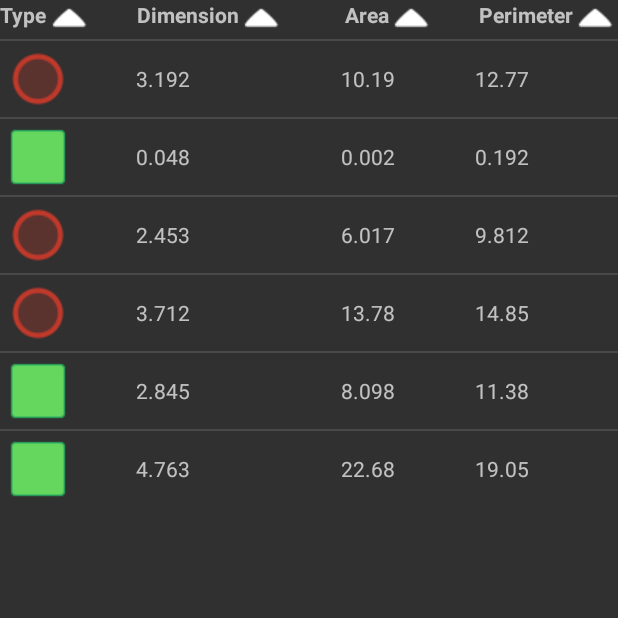
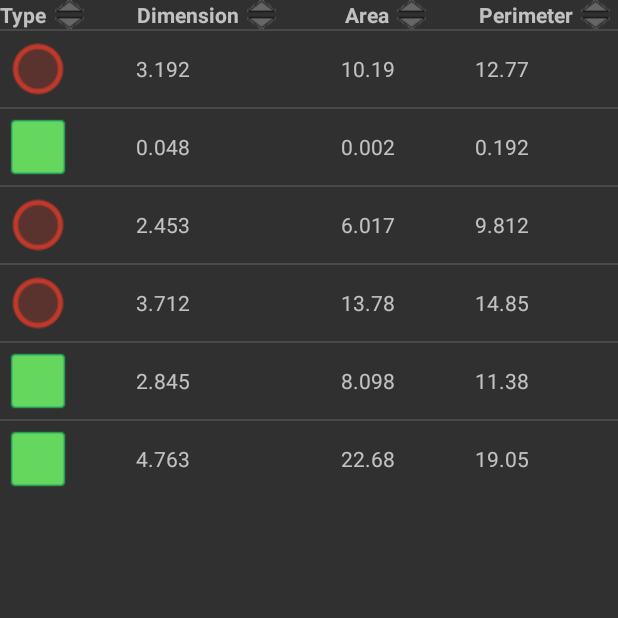
Before and after one commit to lukaszek96tester/appFigureCalc, an Android app: the screen it shows after launch (ActivityShowFigures), after a tap on "DISPLAY FIGURES", on a phone screen of 412 x 824 dp, the top half of it. Run offline under Robolectric (Android 15) with nearby library versions, the phone set to English and light mode, and no system bars.

Commit message:
+ dodano customowe icony do sortowania

```diff
--- a/app/src/main/res/layout/table_header.xml
+++ b/app/src/main/res/layout/table_header.xml
@@ -22,7 +22,7 @@
             android:layout_height="wrap_content"
             android:layout_toRightOf="@id/type"
             android:background="@null"
-            android:src="@drawable/icons8_sort_up" />
+            android:src="@drawable/sort_basic" />
     </RelativeLayout>
     <RelativeLayout
         android:layout_width="wrap_content"
@@ -40,7 +40,7 @@
             android:id="@+id/c1sort"
             android:layout_width="30dp"
             android:layout_height="wrap_content"
-            android:src="@drawable/icons8_sort_up"
+            android:src="@drawable/sort_basic"
             android:background="@null"
             android:layout_toRightOf="@id/linearDimension"/>
     </RelativeLayout>
@@ -62,7 +62,7 @@
             android:layout_height="wrap_content"
             android:layout_toRightOf="@id/area"
             android:background="@null"
-            android:src="@drawable/icons8_sort_up" />
+            android:src="@drawable/sort_basic" />
     </RelativeLayout>
     <RelativeLayout
         android:id="@+id/perimeterA"
@@ -80,7 +80,7 @@
             android:id="@+id/c3sort"
             android:layout_width="30dp"
             android:layout_height="wrap_content"
-            android:src="@drawable/icons8_sort_up"
+            android:src="@drawable/sort_basic"
             android:background="@null"
             android:layout_toRightOf="@id/perimeter"/>
     </RelativeLayout>
```
Also changed, not shown: app/src/main/java/net/ddns/achouse/appfigurecalc/ActivityShowFigures.java (+8 -8 lines), app/src/main/res/drawable/figure_calc_logo.png, app/src/main/res/drawable/sort_basic.png (added), app/src/main/res/drawable/sort_down.png (added), app/src/main/res/drawable/sort_up.png (added).
